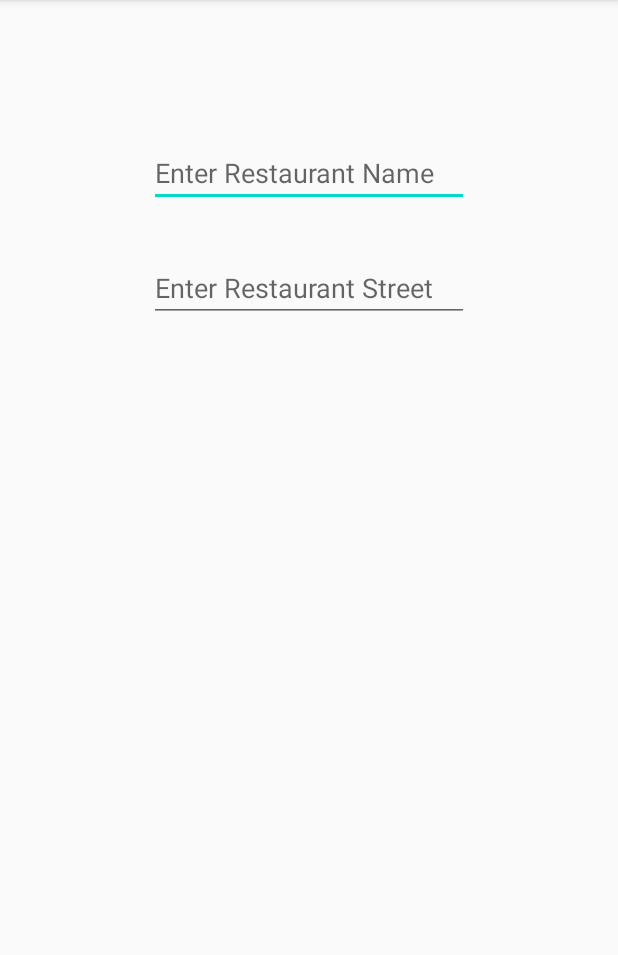
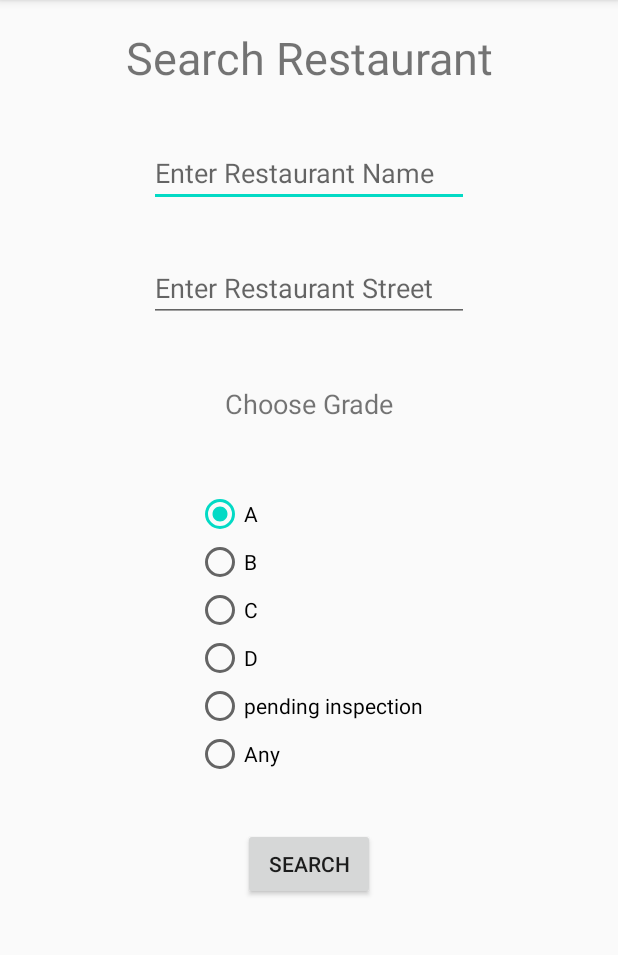
Before and after one commit to matandoren/ABCEats, an Android app: the screen it shows after launch (MainActivity), on a phone screen of 412 x 824 dp, the part 84-1039 px from its top. Run offline under Robolectric (Android 15) with nearby library versions, the phone set to English and light mode, and no system bars; our stand-ins replace Firebase (no records; nobody signed in at launch, a user with empty details on screens opened directly).

```diff
--- a/app/src/main/java/com/example/android2finalproject/activities/MainActivity.kt
+++ b/app/src/main/java/com/example/android2finalproject/activities/MainActivity.kt
@@ -13,8 +13,11 @@ import androidx.fragment.app.Fragment
 import androidx.fragment.app.FragmentManager
 import androidx.fragment.app.FragmentTransaction
 import com.example.android2finalproject.R
+import com.example.android2finalproject.fragments.RestaurantRecyclerFragment
 import com.example.android2finalproject.fragments.main.MainFragment
+import com.example.android2finalproject.model.Restaurant
 import com.example.android2finalproject.model.UsernameToRole
+import com.example.android2finalproject.recycler_view_adapters.RestaurantAdapter
 import com.google.firebase.auth.FirebaseAuth
 import com.google.firebase.database.DataSnapshot
 import com.google.firebase.database.DatabaseError
@@ -22,7 +25,7 @@ import com.google.firebase.database.FirebaseDatabase
 import com.google.firebase.database.ValueEventListener
 
 
-class MainActivity : AppCompatActivity() {
+class MainActivity : AppCompatActivity(), MainFragment.RestaurantRecyclerFragmentLauncher {
     private val mAuth = FirebaseAuth.getInstance()
     private val mDatabase = FirebaseDatabase.getInstance().reference
     //private val email ="timakudev@gmail.com"
@@ -36,7 +39,7 @@ class MainActivity : AppCompatActivity() {
         var fragment: Fragment? = manager.findFragmentById(R.id.main_activity_fragment_container)
 
         if (fragment == null) {
-            fragment = MainFragment()
+            fragment = MainFragment(this)
             val transaction: FragmentTransaction = manager.beginTransaction()
             transaction.add(R.id.main_activity_fragment_container, fragment, "0").commit()
         }
@@ -50,16 +53,14 @@ class MainActivity : AppCompatActivity() {
     }
 
     fun openInspectorActivity(username: String) {
-        //TODO("Send an Email address to the activity")
         val intent = Intent(this, InspectorActivity::class.java)
-        intent.putExtra(username,"usernameEmail")
+        intent.putExtra("usernameEmail", username)
         startActivity(intent)
     }
 
     fun openManagerActivity(username: String) {
-        //TODO("Send an Email address to the activity")
         val intent = Intent(this, ManagerActivity::class.java)
-        intent.putExtra(username,"usernameEmail")
+        intent.putExtra("usernameEmail", username)
         startActivity(intent)
     }
 
@@ -140,4 +141,12 @@ class MainActivity : AppCompatActivity() {
         builder.setNegativeButton("Cancel") { _: DialogInterface, _: Int -> }
         builder.show()
     }
+
+    override fun launchRestaurantRecyclerFragment(
+        list: List<Pair<String, Restaurant>>,
+        listener: RestaurantAdapter.ItemClickListener?
+    ) {
+        val transaction = supportFragmentManager.beginTransaction()
+        transaction.replace(R.id.main_activity_fragment_container, RestaurantRecyclerFragment(list)).addToBackStack("search_fragment").commit()
+    }
 }
--- a/app/src/main/java/com/example/android2finalproject/fragments/main/MainFragment.kt
+++ /dev/null
@@ -1,85 +0,0 @@
-package com.example.android2finalproject.fragments.main
-
-import android.content.DialogInterface
-import android.os.Bundle
-import android.view.*
-import android.widget.EditText
-import android.widget.Toast
-import androidx.appcompat.app.AlertDialog
-import androidx.fragment.app.Fragment
-import com.example.android2finalproject.R
-import com.example.android2finalproject.activities.MainActivity
-import com.google.firebase.auth.FirebaseAuth
-
-// TODO: Rename parameter arguments, choose names that match
-// the fragment initialization parameters, e.g. ARG_ITEM_NUMBER
-private const val ARG_PARAM1 = "param1"
-private const val ARG_PARAM2 = "param2"
-
-/**
- * A simple [Fragment] subclass.
- * Use the [MainFragment.newInstance] factory method to
- * create an instance of this fragment.
- */
-class MainFragment : Fragment() {
-    // TODO: Rename and change types of parameters
-    private var param1: String? = null
-    private var param2: String? = null
-
-    override fun onCreate(savedInstanceState: Bundle?) {
-        super.onCreate(savedInstanceState)
-        arguments?.let {
-            param1 = it.getString(ARG_PARAM1)
-            param2 = it.getString(ARG_PARAM2)
-        }
-    }
-
-    override fun onCreateView(
-        inflater: LayoutInflater, container: ViewGroup?,
-        savedInstanceState: Bundle?
-    ): View? {
-        // Inflate the layout for this fragment
-        val view: View = inflater.inflate(R.layout.fragment_main, container, false)
-
-
-        /*
-        Both ways are equal the difference the first we find the ID
-        the 2nd we can do the function thorough the id
-
-        val restaurantName = view.findViewById<EditText>(R.id.enter_restaurant_name_fragment_main_editText)
-
-        enter_restaurant_name_fragment_main_editText.setText("aloha")
-        */
-
-        // Initialize Firebase Auth
-
-
-        val restaurantName = view.findViewById<EditText>(R.id.enter_restaurant_name_fragment_main_editText)
-        val restaurantStreetName = view.findViewById<EditText>(R.id.enter_restaurant_street_fragment_main_editText)
-
-
-
-        return view
-        //return inflater.inflate(R.layout.fragment_main, container, false)
-    }
-
-    companion object {
-        /**
-         * Use this factory method to create a new instance of
-         * this fragment using the provided parameters.
-         *
-         * @param param1 Parameter 1.
-         * @param param2 Parameter 2.
-         * @return A new instance of fragment MainFragment.
-         */
-        // TODO: Rename and change types and number of parameters
-        @JvmStatic
-        fun newInstance(param1: String, param2: String) =
-            MainFragment().apply {
-                arguments = Bundle().apply {
-                    putString(ARG_PARAM1, param1)
-                    putString(ARG_PARAM2, param2)
-                }
-            }
-    }
-}
--- a/app/src/main/java/com/example/android2finalproject/fragments/manager/ManagerFragment.kt
+++ b/app/src/main/java/com/example/android2finalproject/fragments/manager/ManagerFragment.kt
@@ -242,13 +242,13 @@ class ManagerFragment : Fragment() {
                 if (inputET.text.toString().isEmpty())
                     Toast.makeText(context, "The category name must not be empty", Toast.LENGTH_LONG).show()
                 else {
-                    val violation_category = ViolationCategory(inputET.text.toString())
+                    val violationCategory = ViolationCategory(inputET.text.toString())
                     val ref = FirebaseDatabase.getInstance().reference.child("violation_categories")
                     val key = ref.push().key
                     if (key == null)
                         Toast.makeText(context, "Couldn't get push key for violation category", Toast.LENGTH_SHORT).show()
                     else {
-                        ref.child(key).setValue(violation_category)
+                        ref.child(key).setValue(violationCategory)
                         Toast.makeText(context, "violation category added successfully", Toast.LENGTH_SHORT).show()
                     }
                 }
--- a/app/src/main/res/layout/fragment_main.xml
+++ b/app/src/main/res/layout/fragment_main.xml
@@ -156,4 +156,83 @@
         app:layout_constraintStart_toStartOf="@+id/guideline_vertical_2"
         app:layout_constraintTop_toTopOf="@+id/guideline_horizontal_2" />
 
+    <TextView
+        android:id="@+id/search_restaurant_choose_grade_TV"
+        android:layout_width="wrap_content"
+        android:layout_height="wrap_content"
+        android:text="Choose Grade"
+        android:textSize="18sp"
+        app:layout_constraintBottom_toTopOf="@+id/guideline_horizontal_4"
+        app:layout_constraintEnd_toStartOf="@+id/guideline_vertical_6"
+        app:layout_constraintStart_toStartOf="@+id/guideline_vertical_4"
+        app:layout_constraintTop_toTopOf="@+id/guideline_horizontal_3" />
+
+    <TextView
+        android:id="@+id/search_restaurant_title_TV"
+        android:layout_width="wrap_content"
+        android:layout_height="wrap_content"
+        android:text="Search Restaurant"
+        android:textSize="30sp"
+        app:layout_constraintBottom_toTopOf="@+id/guideline_horizontal_1"
+        app:layout_constraintEnd_toEndOf="parent"
+        app:layout_constraintStart_toStartOf="parent"
+        app:layout_constraintTop_toTopOf="parent" />
+
+    <RadioGroup
+        android:id="@+id/search_restaurant_radio_group"
+        android:layout_width="wrap_content"
+        android:layout_height="wrap_content"
+        app:layout_constraintBottom_toTopOf="@+id/guideline_horizontal_7"
+        app:layout_constraintEnd_toEndOf="parent"
+        app:layout_constraintStart_toStartOf="parent"
+        app:layout_constraintTop_toTopOf="@+id/guideline_horizontal_4">
+
+        <RadioButton
+            android:id="@+id/radio_button_a_grade"
+            android:layout_width="wrap_content"
+            android:layout_height="wrap_content"
+            android:checked="true"
+            android:text="A" />
+
+        <RadioButton
+            android:id="@+id/radio_button_b_grade"
+            android:layout_width="wrap_content"
+            android:layout_height="wrap_content"
+            android:text="B" />
+
+        <RadioButton
+            android:id="@+id/radio_button_c_grade"
+            android:layout_width="wrap_content"
+            android:layout_height="wrap_content"
+            android:text="C" />
+
+        <RadioButton
+            android:id="@+id/radio_button_d_grade"
+            android:layout_width="wrap_content"
+            android:layout_height="wrap_content"
+            android:text="D" />
+
+        <RadioButton
+            android:id="@+id/radio_button_not_graded"
+            android:layout_width="wrap_content"
+            android:layout_height="wrap_content"
+            android:text="pending inspection" />
+
+        <RadioButton
+            android:id="@+id/radio_button_any"
+            android:layout_width="wrap_content"
+            android:layout_height="wrap_content"
+            android:text="Any" />
+    </RadioGroup>
+
+    <Button
+        android:id="@+id/search_button"
+        android:layout_width="wrap_content"
+        android:layout_height="wrap_content"
+        android:text="@android:string/search_go"
+        app:layout_constraintBottom_toTopOf="@+id/guideline_horizontal_8"
+        app:layout_constraintEnd_toEndOf="parent"
+        app:layout_constraintStart_toStartOf="parent"
+        app:layout_constraintTop_toTopOf="@+id/guideline_horizontal_7" />
+
 </androidx.constraintlayout.widget.ConstraintLayout>
```
Also changed, not shown: app/src/main/java/com/example/android2finalproject/fragments/main/SearchRestaurantFragment.kt (added, +145 -0 lines).
